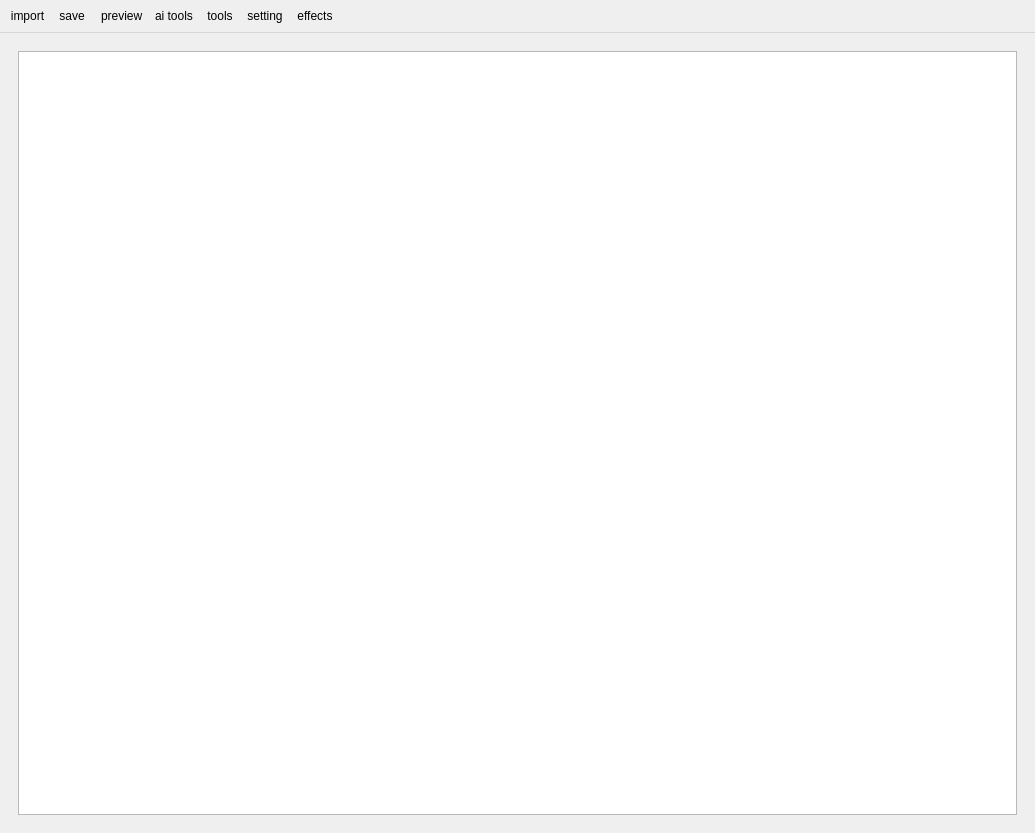
alekssworm/ai_editor_images, file editor.ui: the form before one commit.
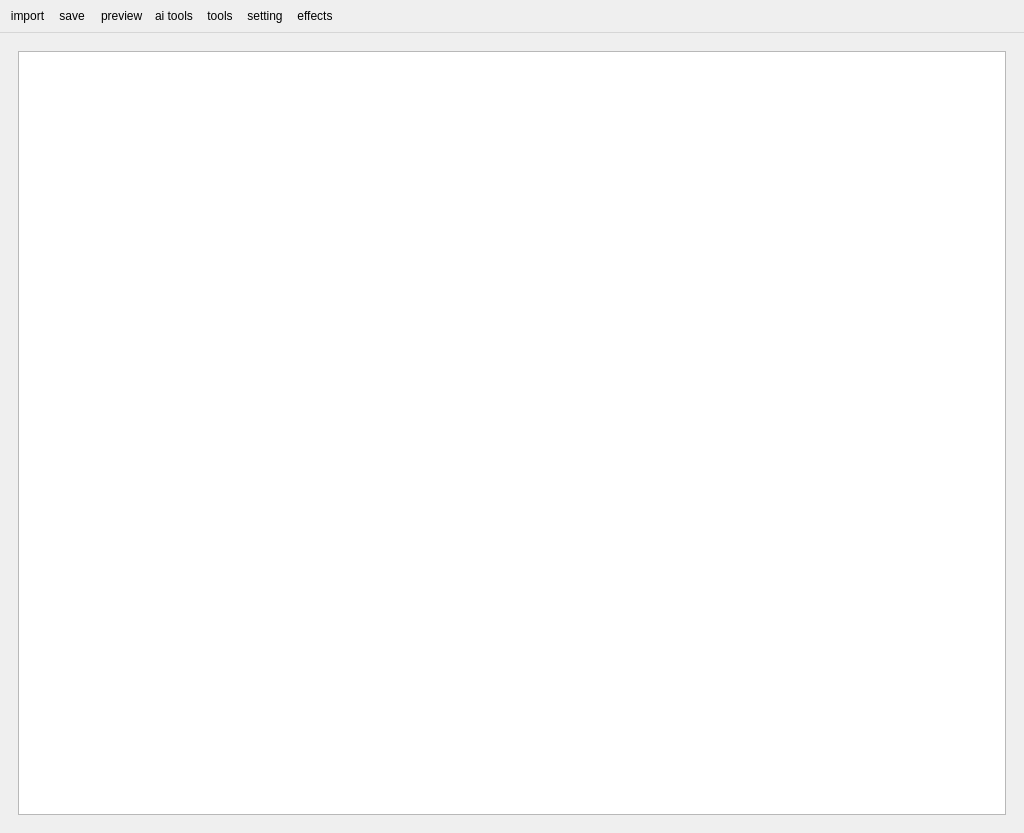
The form after the commit.

Patch:
```diff
--- a/editor.ui
+++ b/editor.ui
@@ -6,7 +6,7 @@
    <rect>
     <x>0</x>
     <y>0</y>
-    <width>1035</width>
+    <width>1024</width>
     <height>833</height>
    </rect>
   </property>
@@ -31,7 +31,7 @@
     <rect>
      <x>0</x>
      <y>0</y>
-     <width>1035</width>
+     <width>1024</width>
      <height>33</height>
     </rect>
    </property>
```
